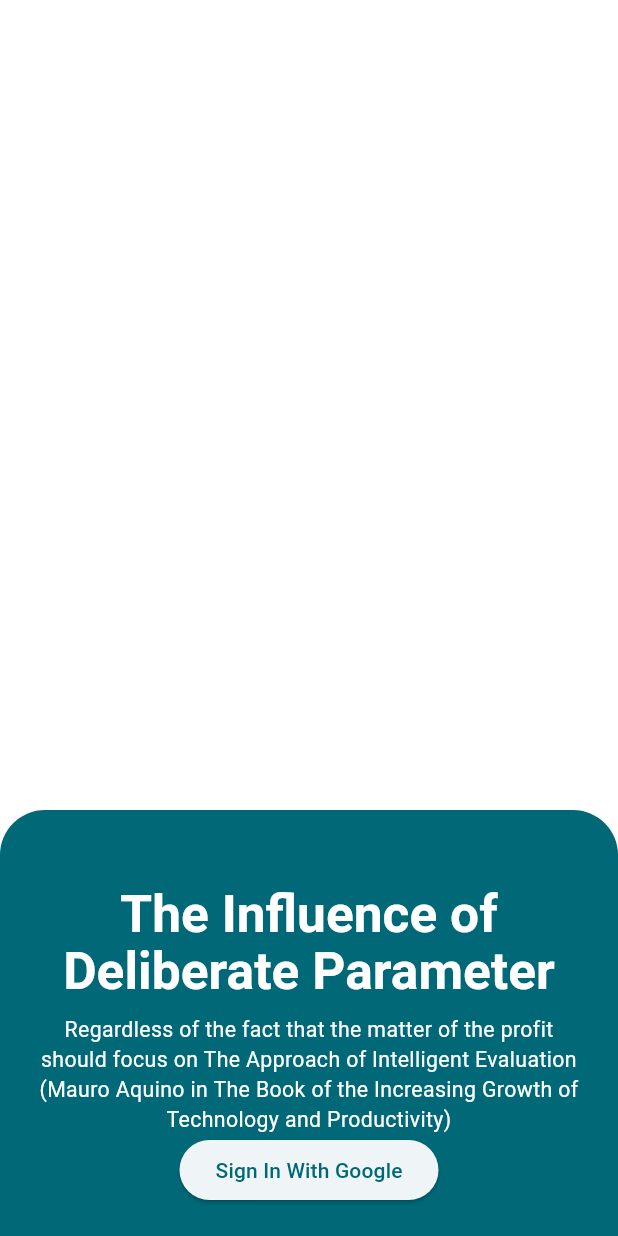
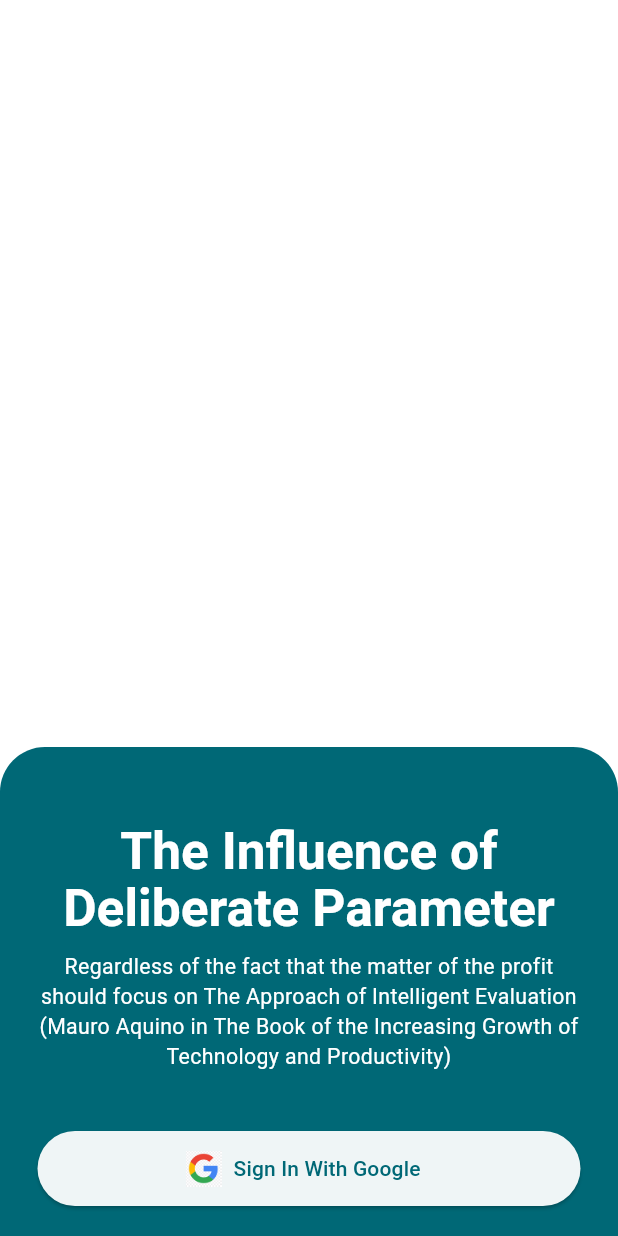
Before and after one commit to rayanry9/NPCI-Hackathon, a Flutter app: the Register screen opened by its route, on a phone screen of 412 x 824 dp. Run offline on Flutter 3.47's test engine with Material 3 defaults, Android fonts, the phone set to English and light mode, and no system bars; our stand-ins replace cloud_firestore, firebase_auth, firebase_core, google_fonts, google_sign_in; missing offline and left inert: mobile_scanner; accounts and stored records are empty.

Commit message:
feat GoogleIcon

```diff
--- a/lib/screens/home.dart
+++ b/lib/screens/home.dart
@@ -28,7 +28,9 @@ class HomeState extends State<Home> {
     await Future.delayed(const Duration(seconds: 2));
     print('refresh ho gaya, gol gol ghumne waali cheez aa gayi');
 
-    setState(() {});
+    setState(() {
+      selectedIndex = NavigationTabs.home;
+    });
   }
 
   @override
--- a/lib/screens/register.dart
+++ b/lib/screens/register.dart
@@ -24,6 +24,7 @@ class Register extends StatelessWidget {
               textAlign: TextAlign.center,
               style: Theme.of(context).textTheme.bodyMedium,
             ),
+            SizedBox(height: 40),
             SignInWithGoogleButton(),
           ],
         ),
--- a/lib/widgets/sign_in_with_google_btn.dart
+++ b/lib/widgets/sign_in_with_google_btn.dart
@@ -5,7 +5,9 @@ class SignInWithGoogleButton extends StatelessWidget {
   const SignInWithGoogleButton({super.key});
   @override
   Widget build(BuildContext context) {
-    return ElevatedButton(
+    return SizedBox(
+      width: double.infinity,
+      child: ElevatedButton.icon(
         onPressed: () {
           MyFireBase.signInWithGoogle().then((val) {
             if (val) {
@@ -16,12 +18,23 @@ class SignInWithGoogleButton extends StatelessWidget {
             } else {
               if (context.mounted) {
                 ScaffoldMessenger.of(context)
-                  .showSnackBar(SnackBar(content: Text("Error Signin In")));
+                    .showSnackBar(SnackBar(content: Text("Error Signing In")));
               }
             }
           });
         },
-      child: Text("Sign In With Google"),
+
+        icon: Image.asset(
+          'assets/google_icon.png',
+          height: 24,
+          width: 24,
+        ),
+
+        label: const Text("Sign In With Google"),
+        style: ElevatedButton.styleFrom(
+          minimumSize: const Size(double.infinity, 50),
+        ),
+      ),
     );
   }
 }
--- a/pubspec.yaml
+++ b/pubspec.yaml
@@ -93,3 +93,5 @@ flutter:
   #
   # For details regarding fonts from package dependencies,
   # see https://flutter.dev/to/font-from-package
+  assets:
+    - assets/google_icon.png
```
Also changed, not shown: lib/widgets/current_offers.dart (+6 -16 lines), assets/google_icon.png (added). Lines whose indentation alone changed are shown as unchanged.
